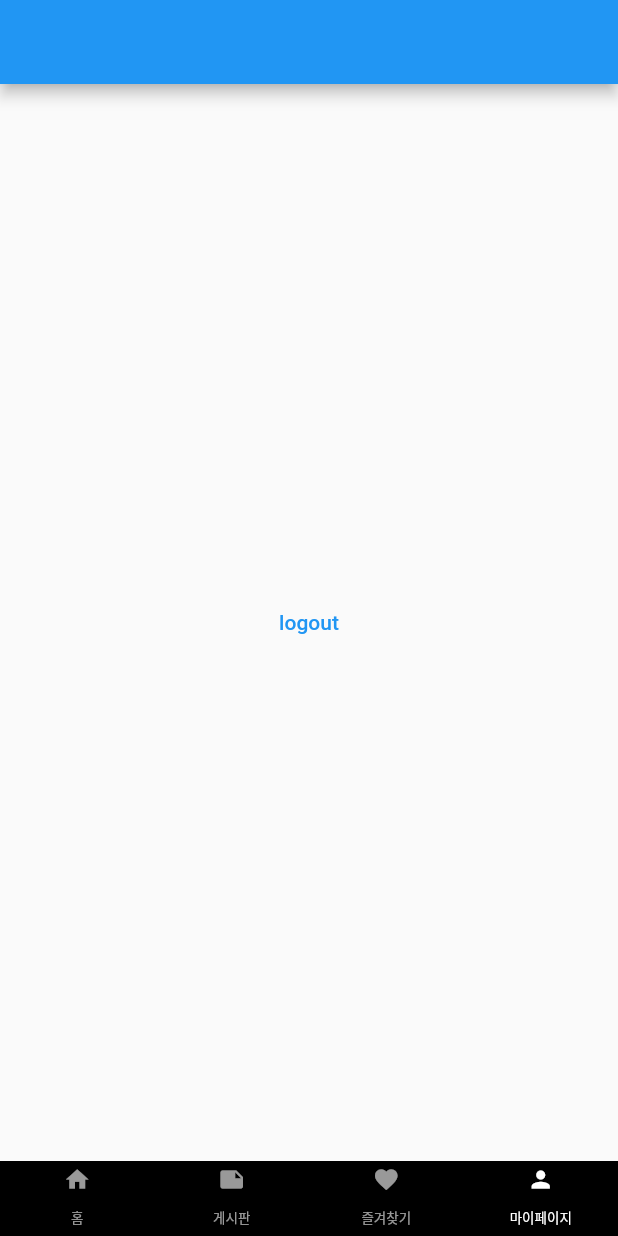
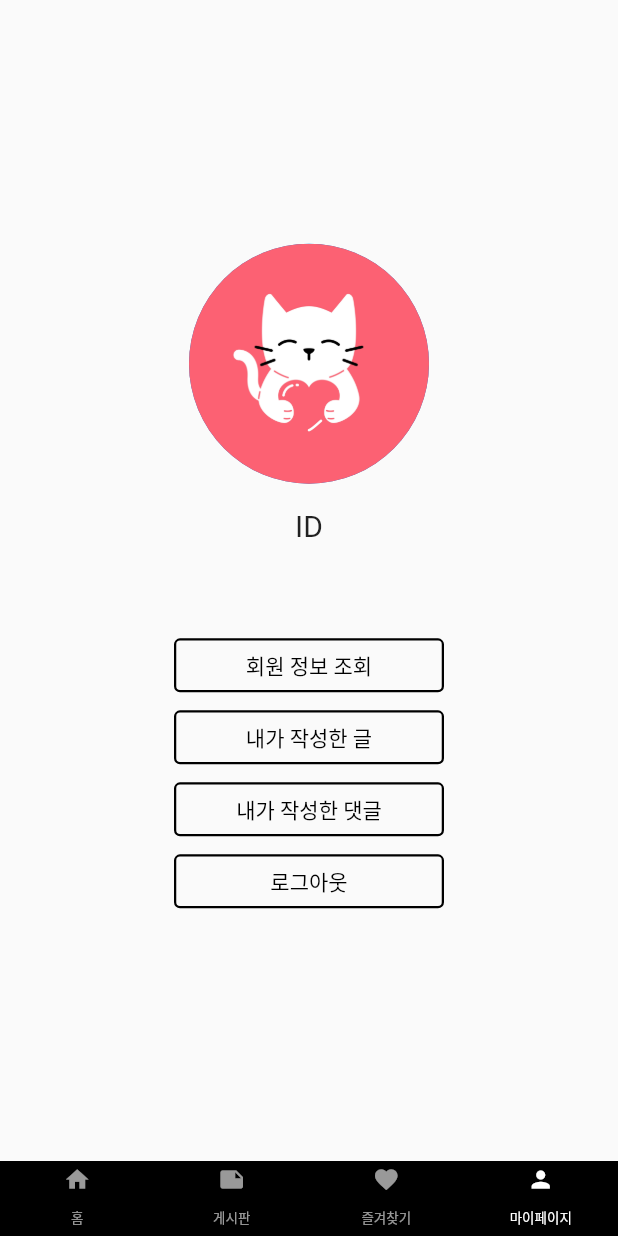
Before and after one commit to kyungminlee-12/2021-Solux-Project-MohanunGoyang, a Flutter app: the screen it shows once a user with an empty profile is signed in, item 4 of the bottom bar chosen, on a phone screen of 412 x 824 dp. Run offline on Flutter 3.47's test engine with Material 2 defaults, Android fonts, the phone set to English and light mode, and no system bars; our stand-ins replace carousel_slider, cloud_firestore, firebase_auth, firebase_core, get; missing offline and left inert: dart:html; accounts and stored records are empty.

Commit message:
마이페이지 추가

```diff
--- a/lib/main.dart
+++ b/lib/main.dart
@@ -7,6 +7,7 @@ import 'package:mohanun_goyang/screen/board_screen.dart';
 import 'package:mohanun_goyang/screen/home_screen.dart';
 import 'package:mohanun_goyang/screen/main_screen.dart';
 import 'package:mohanun_goyang/screen/auth_screen.dart';
+import 'package:mohanun_goyang/screen/mypage_screen.dart';
 import 'package:mohanun_goyang/screen/setProfile_screen.dart';
 import 'package:mohanun_goyang/widget/bottom_bar.dart';
 import 'package:provider/provider.dart';
@@ -28,6 +29,7 @@ class _MyAppState extends State<MyApp> {
   @override
   Widget build(BuildContext context) {
     return MaterialApp(
+      theme: ThemeData(scaffoldBackgroundColor: const Color(0xffFAFAFA)),
       debugShowCheckedModeBanner: false,
       home: Splash(),
     );
@@ -51,7 +53,7 @@ class Splash extends StatelessWidget {
               value: JoinOrLogin(),
               child: AuthScreen(),
             );
-            // } else if (snapshot.data!.displayName == null) {
+            // } else if (snapshot.data.displayName == null) {
             //   return setProfile();
           } else {
             // return MyHomePage(title: '모하는고양', email: snapshot.data!.email);
@@ -65,8 +67,7 @@ class Splash extends StatelessWidget {
                     HomeScreen(),
                     BoardScreen(),
                     Container(),
-                    MyHomePage(
-                        title: '모하는고양', email: snapshot.data!.displayName),
+                    MyPageScreen(),
                   ],
                 ),
                 bottomNavigationBar: Bottom(), // widget 폴더 안에다 bottom 코딩하기
--- a/lib/screen/board_screen.dart
+++ b/lib/screen/board_screen.dart
@@ -16,6 +16,7 @@ class _BoardScreenState extends State<BoardScreen> {
   @override
   Widget build(BuildContext context) {
     return MaterialApp(
+      theme: ThemeData(scaffoldBackgroundColor: const Color(0xffFAFAFA)),
       debugShowCheckedModeBanner: false,
       initialRoute: '/',
       routes: {
--- a/lib/screen/home_screen.dart
+++ b/lib/screen/home_screen.dart
@@ -54,7 +54,9 @@ class _HomeScreenState extends State<HomeScreen> {
   Widget build(BuildContext context) {
     return Scaffold(
         appBar: AppBar(
+          backgroundColor: const Color(0xff5A483F),
           title: Text("서울시 용산구 청파동"),
+          elevation: 0.0,
         ),
         body: ListView(scrollDirection: Axis.vertical, children: <Widget>[
           ListTile(
--- /dev/null
+++ b/lib/screen/mypage_screen.dart
@@ -0,0 +1,88 @@
+import 'package:firebase_auth/firebase_auth.dart';
+import 'package:firebase_core/firebase_core.dart';
+import 'package:flutter/material.dart';
+import 'package:cloud_firestore/cloud_firestore.dart';
+import 'package:mohanun_goyang/screen/result_screen.dart';
+import 'package:mohanun_goyang/screen/add_screen.dart';
+
+class MyPageScreen extends StatefulWidget {
+  _MyPageScreenState createState() => _MyPageScreenState();
+}
+
+class _MyPageScreenState extends State<MyPageScreen> {
+  @override
+  void initState() {
+    super.initState();
+  }
+
+  @override
+  Widget build(BuildContext context) {
+    final Size size = MediaQuery.of(context).size;
+
+    return Scaffold(
+      body: Center(
+        child: Column(
+          mainAxisAlignment: MainAxisAlignment.center,
+          children: [
+            const CircleAvatar(
+              backgroundImage: AssetImage("assets/image.jpeg"),
+              radius: 80,
+            ),
+            SizedBox(
+              height: size.height * 0.02,
+            ),
+            Text(
+              "ID",
+              style: TextStyle(fontSize: 20),
+            ),
+            SizedBox(
+              height: size.height * 0.07,
+            ),
+            Column(
+              children: [
+                OutlinedButton(
+                  onPressed: () {},
+                  style: OutlinedButton.styleFrom(
+                      fixedSize: Size(180, 20), side: BorderSide(width: 1.5)),
+                  child: Text(
+                    "회원 정보 조회",
+                    style: TextStyle(color: Colors.black),
+                  ),
+                ),
+                OutlinedButton(
+                  onPressed: () {},
+                  style: OutlinedButton.styleFrom(
+                      fixedSize: Size(180, 20), side: BorderSide(width: 1.5)),
+                  child: Text(
+                    "내가 작성한 글",
+                    style: TextStyle(color: Colors.black),
+                  ),
+                ),
+                OutlinedButton(
+                  onPressed: () {},
+                  style: OutlinedButton.styleFrom(
+                      fixedSize: Size(180, 20), side: BorderSide(width: 1.5)),
+                  child: Text(
+                    "내가 작성한 댓글",
+                    style: TextStyle(color: Colors.black),
+                  ),
+                ),
+                OutlinedButton(
+                  onPressed: () {
+                    FirebaseAuth.instance.signOut();
+                  },
+                  style: OutlinedButton.styleFrom(
+                      fixedSize: Size(180, 20), side: BorderSide(width: 1.5)),
+                  child: Text(
+                    "로그아웃",
+                    style: TextStyle(color: Colors.black),
+                  ),
+                ),
+              ],
+            ),
+          ],
+        ),
+      ),
+    );
+  }
+}
--- a/lib/screen/result_screen.dart
+++ b/lib/screen/result_screen.dart
@@ -60,6 +60,8 @@ class _ResultScreenState extends State<ResultScreen> {
     return Scaffold(
       appBar: AppBar(
         title: Text("게시판"),
+        backgroundColor: const Color(0xff5A483F),
+        elevation: 0.0,
         actions: <Widget>[
           PopupMenuButton<String>(
             onSelected: (String choice) {
```
Also changed, not shown: lib/screen/add_screen.dart (+23 -15 lines), lib/screen/auth_screen.dart (+15 -0 lines), lib/screen/setProfile_screen.dart (+23 -16 lines).
